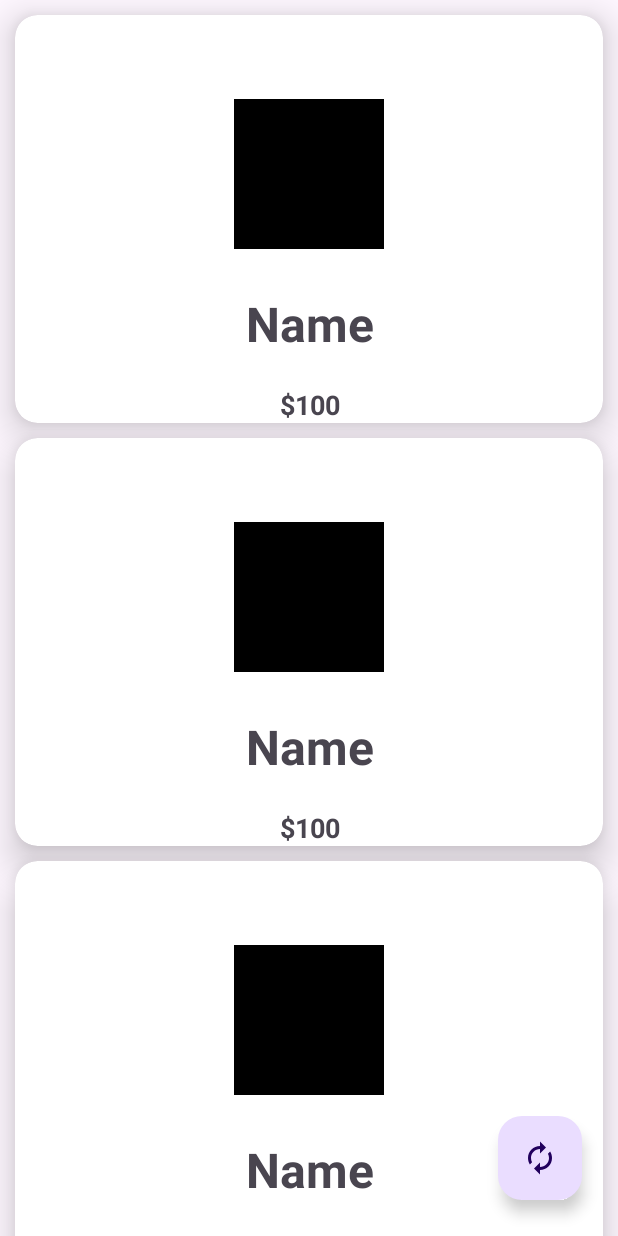
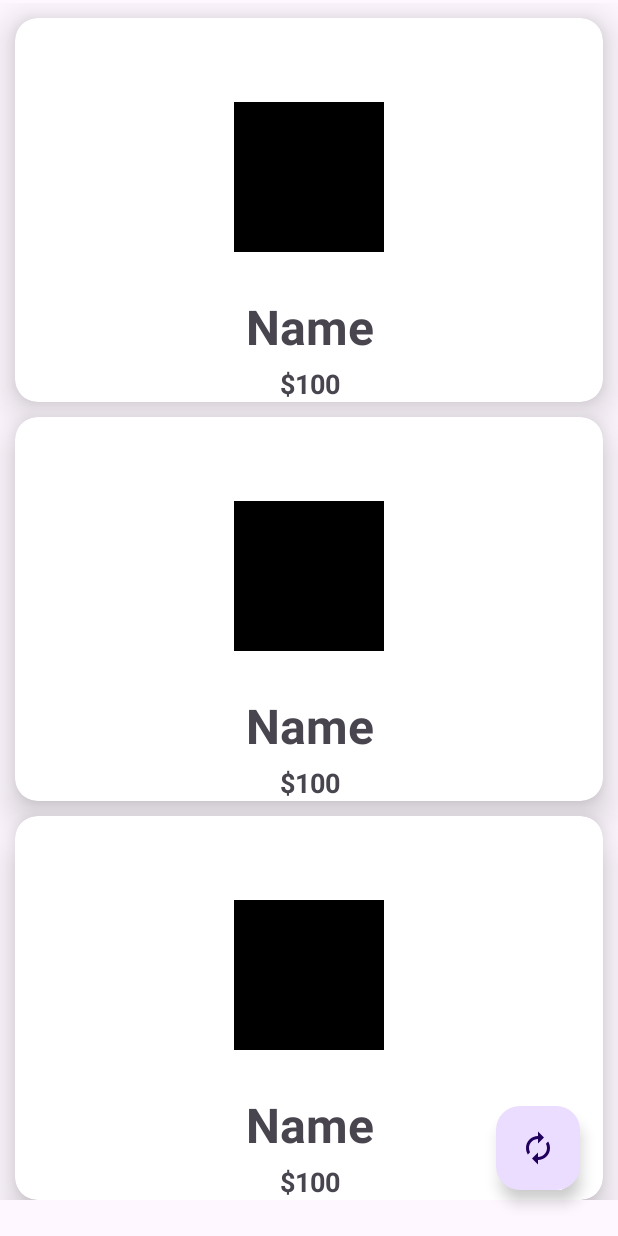
Before and after one commit to tomu03/RestApi_basic, an Android app: the layout activity_product.xml on its own in the app's theme, with its tools: preview values and no code run, on a phone screen of 412 x 824 dp. Run offline under Robolectric (Android 15) with nearby library versions, the phone set to English and light mode, and no system bars.

Commit message:
product and Api service added

```diff
--- /dev/null
+++ b/app/src/main/java/com/example/restapiapp/Object.kt
@@ -0,0 +1,4 @@
+package com.example.restapiapp
+
+object Object {
+}
--- a/app/src/main/res/layout/activity_main.xml
+++ b/app/src/main/res/layout/activity_main.xml
@@ -10,7 +10,9 @@
     <TextView
         android:layout_width="wrap_content"
         android:layout_height="wrap_content"
-        android:text="Opening the ApiApp"
+        android:text="Opening the App"
+        android:textSize="30dp"
+        android:textStyle="bold"
         app:layout_constraintBottom_toBottomOf="parent"
         app:layout_constraintEnd_toEndOf="parent"
         app:layout_constraintStart_toStartOf="parent"
--- a/app/src/main/res/layout/activity_product.xml
+++ b/app/src/main/res/layout/activity_product.xml
@@ -11,22 +11,24 @@
         android:id="@+id/productRv"
         android:layout_width="match_parent"
         android:layout_height="wrap_content"
-        tools:listitem="@layout/product_list"
         app:layout_constraintBottom_toBottomOf="parent"
         app:layout_constraintEnd_toEndOf="parent"
         app:layout_constraintHorizontal_bias="0.097"
         app:layout_constraintStart_toStartOf="parent"
         app:layout_constraintTop_toTopOf="parent"
-        app:layout_constraintVertical_bias="0.068" />
+        app:layout_constraintVertical_bias="0.068"
+        tools:listitem="@layout/product_list" />
 
     <com.google.android.material.floatingactionbutton.FloatingActionButton
         android:id="@+id/refresBtn"
         android:layout_width="wrap_content"
         android:layout_height="wrap_content"
-        android:layout_marginEnd="24dp"
-        android:layout_marginBottom="24dp"
         android:src="@drawable/refresh"
         app:layout_constraintBottom_toBottomOf="parent"
-        app:layout_constraintEnd_toEndOf="parent" />
+        app:layout_constraintEnd_toEndOf="parent"
+        app:layout_constraintHorizontal_bias="0.929"
+        app:layout_constraintStart_toStartOf="parent"
+        app:layout_constraintTop_toTopOf="parent"
+        app:layout_constraintVertical_bias="0.96" />
 
 </androidx.constraintlayout.widget.ConstraintLayout>
--- a/app/src/main/res/layout/product_list.xml
+++ b/app/src/main/res/layout/product_list.xml
@@ -2,7 +2,7 @@
 <androidx.cardview.widget.CardView xmlns:android="http://schemas.android.com/apk/res/android"
     xmlns:tools="http://schemas.android.com/tools"
     android:layout_width="match_parent"
-    android:layout_height="match_parent"
+    android:layout_height="wrap_content"
     xmlns:app="http://schemas.android.com/apk/res-auto"
     app:cardElevation="15dp"
     app:cardCornerRadius="15dp"
@@ -40,8 +40,7 @@
             android:id="@+id/pricetxt"
             android:layout_width="wrap_content"
             android:layout_height="wrap_content"
-            android:layout_marginTop="20dp"
-
+            android:layout_marginTop="4dp"
             android:text="$100"
             android:textSize="18sp"
             android:textStyle="bold"
```
Also changed, not shown: app/build.gradle.kts (+10 -0 lines), app/src/main/java/com/example/restapiapp/ApiService.kt (added, +9 -0 lines), app/src/main/java/com/example/restapiapp/Product.kt (added, +7 -0 lines).
